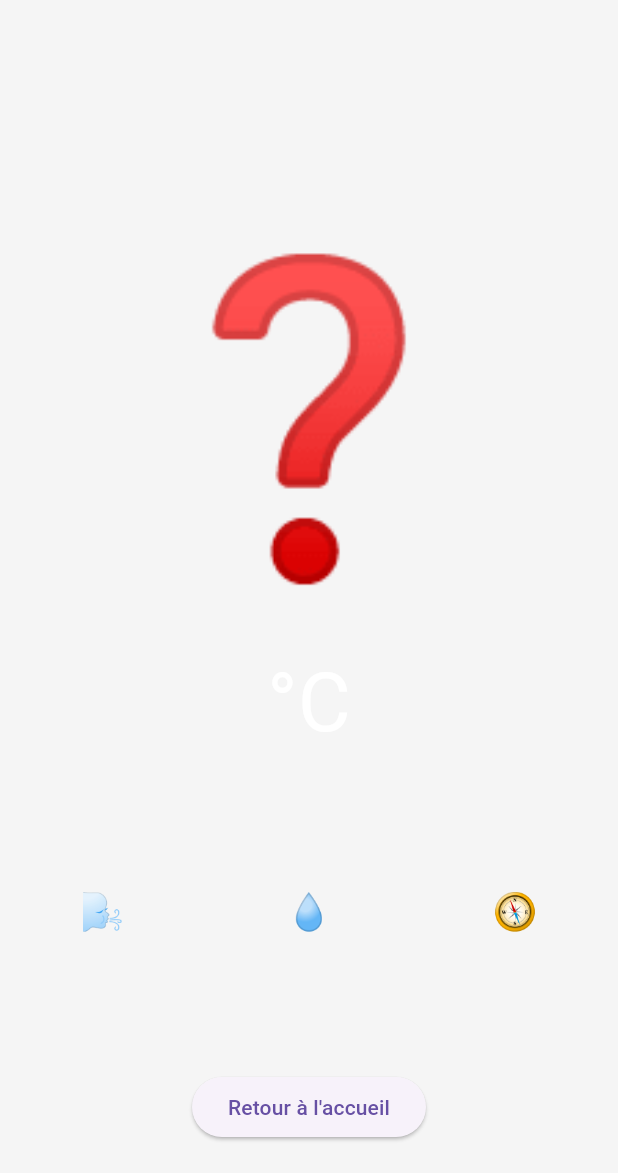
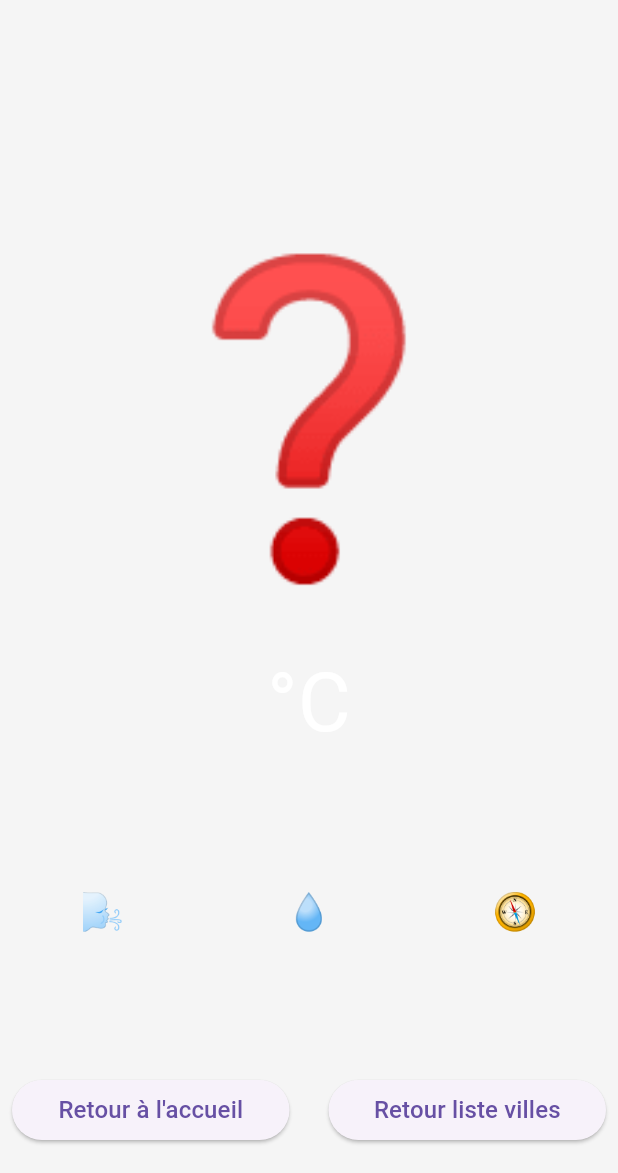
Before and after one commit to BADZA99/flutter_weather_app, a Flutter app: the WeatherDetailPage screen opened directly with empty values, on a phone screen of 412 x 824 dp, the part 63-1236 px from its top. Run offline on Flutter 3.47's test engine with Material 3 defaults, Android fonts, the phone set to English and light mode, and no system bars; drawn by our look-alikes of flutter_animate; our stand-ins replace loading_animation_widget, weather; missing offline and left inert: dotenv; network calls fail.

Commit message:
Update UI and fix bugs

```diff
--- a/lib/screens/weather_details.dart
+++ b/lib/screens/weather_details.dart
@@ -42,7 +42,7 @@ class WeatherDetailPage extends StatelessWidget {
 Map<String, Color> getWeatherColors(String weather) {
     switch (weather) {
       case 'Clear':
-        return {'backgroundColor': sunnyColor, 'textColor': whiteSmokeColor};
+        return {'backgroundColor': goldColor, 'textColor': whiteSmokeColor};
       case 'Clouds':
         return {'backgroundColor': cloudyColor, 'textColor': whiteSmokeColor};
       case 'Rain':
@@ -140,16 +140,44 @@ Map<String, Color> getWeatherColors(String weather) {
             ],
           ),
           const Spacer(),
-          ElevatedButton(
-            onPressed: () {
-              Navigator.pushReplacement(
-                context,
-                MaterialPageRoute(builder: (context) =>  HomePage()),
-              );
-            },
-            child: const Text('Retour à l\'accueil'),
-          ).animate().fade(duration: 200.ms, delay: 2400.ms),
-          const SizedBox(height: 20),
+       Row(
+  mainAxisAlignment: MainAxisAlignment.spaceEvenly,
+  children: [
+    Expanded(
+      child: Padding(
+        padding: const EdgeInsets.all(8.0),
+        child: ElevatedButton(
+          onPressed: () {
+            Navigator.pushReplacement(
+              context,
+              MaterialPageRoute(builder: (context) => HomePage()),
+            );
+          },
+          child: const Text('Retour à l\'accueil',
+          style: TextStyle(fontSize: 16),
+          ),
+        ),
+      ),
+    ),
+    SizedBox(width: 10),
+    Expanded(
+      child: Padding(
+        padding: const EdgeInsets.all(8.0),
+        child: ElevatedButton(
+          onPressed: () {
+            Navigator.pop(context);
+          },
+          child: const Text('Retour liste villes',
+          style: TextStyle(fontSize: 16),
+                    ),
+        ),
+      ),
+    ),
+  ],
+),
+
+           const SizedBox(height: 10),
+
         ],
       ),
     );
--- a/lib/services/API_CALL.dart
+++ b/lib/services/API_CALL.dart
@@ -12,7 +12,7 @@ WeatherFactory wf =  WeatherFactory(API_KEY);
 Future<Weather> getWeatherData(String city) async {
   Weather weather = await wf.currentWeatherByCityName(city);
   // convertir weather en format json
-  String weatherString = weather.toString();
+  // String weatherString = weather.toString();
 
 
   return weather;
--- a/lib/utils/cities.dart
+++ b/lib/utils/cities.dart
@@ -1,4 +1,4 @@
-const List<String> cities = ['Paris', 'Caire', 'Tokyo', 'Ottawa', 'Buenos Aires'];
+const List<String> cities = ['Paris', 'Kiev', 'Miami', 'Milan ', 'Séoul'];
 // const List<String> cities = [
 //   'Paris',
 //   'Dakar',
--- a/lib/utils/colors.dart
+++ b/lib/utils/colors.dart
@@ -12,7 +12,7 @@ const Color customColor = Color(0xFF202124);
 
 
 const Color sunnyColor = Color(0xFFFFD300); // yellow color for sunny day
-const Color cloudyColor = Color(0xFF87CEEB); // Bleu ciel
-const Color rainyColor = Color(0xFF4682B4); // Bleu acier
+const Color cloudyColor = Color.fromARGB(255, 5, 123, 170); // Bleu ciel
+const Color rainyColor = Color.fromARGB(255, 24, 81, 128); // Bleu acier
 const Color dustyColor = Color(0xFFD2691E); // Brun orange
 const Color stormyColor = Color(0xFF8B4513); // Brun foncé
```
Also changed, not shown: lib/screens/progress_screen.dart (+7 -3 lines).
